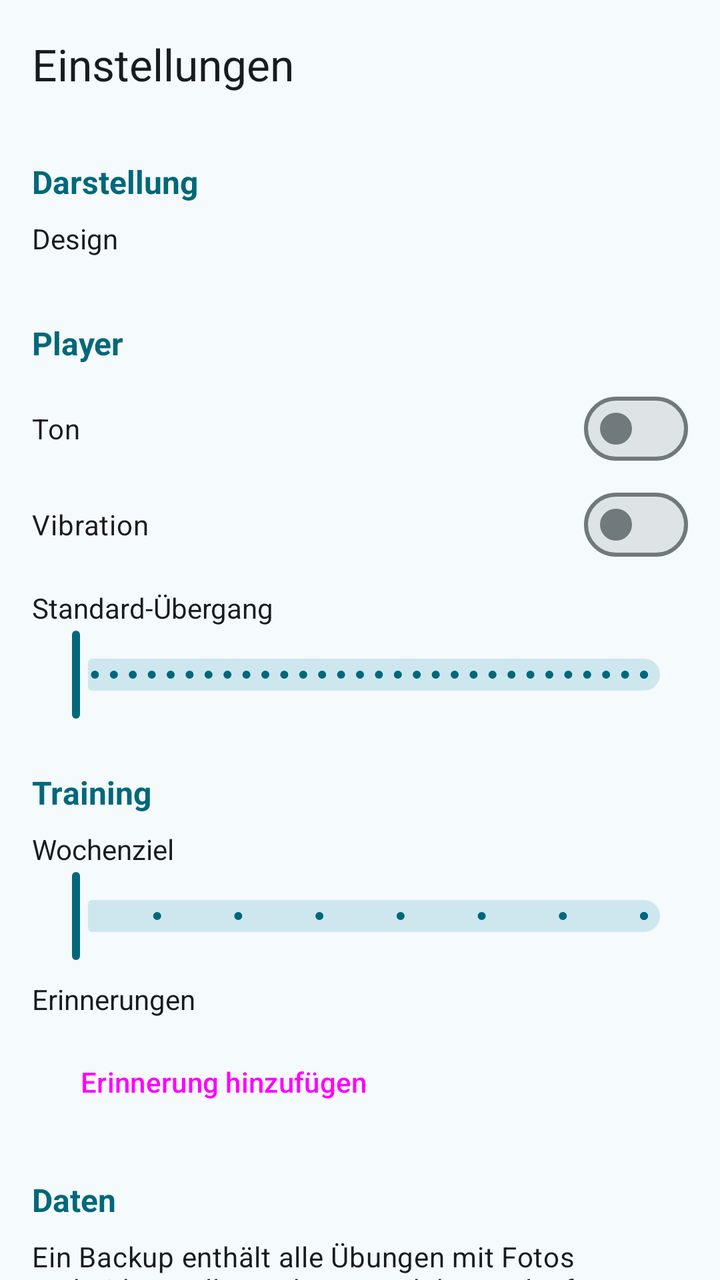
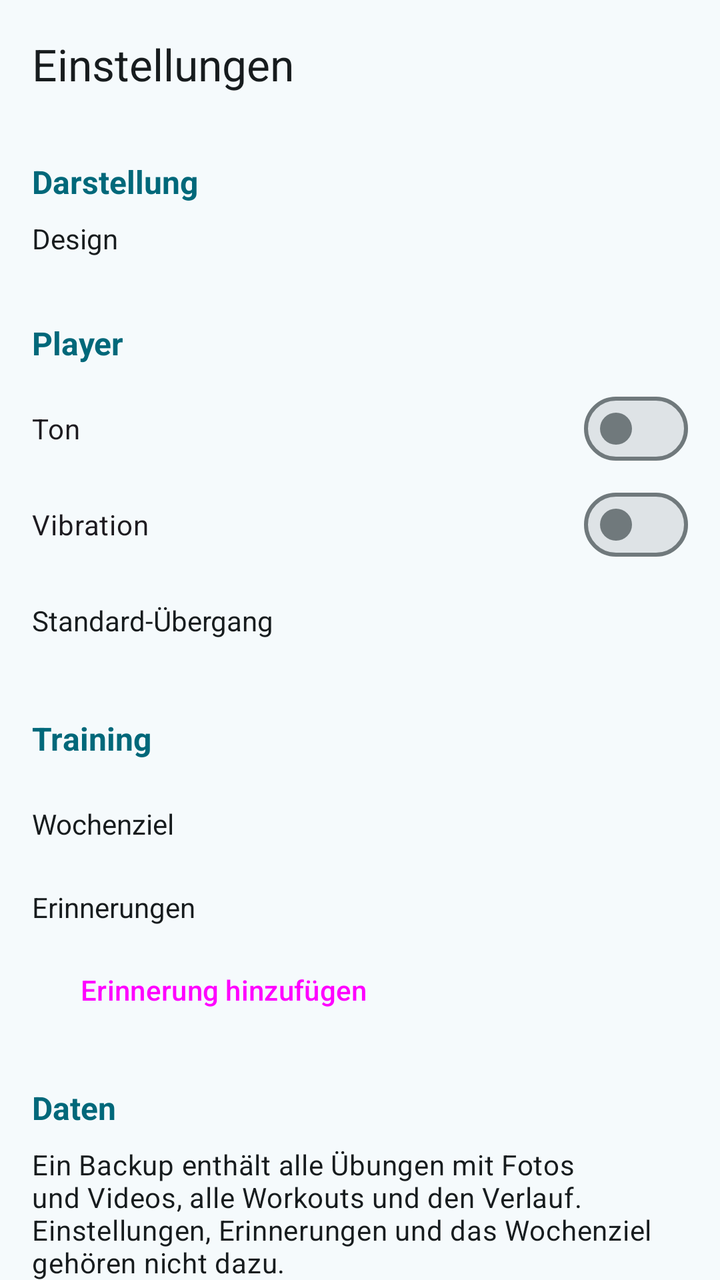

Two renders of the same Android screen: before a commit and after it. Below are the layout's source before the change and the commit's diff.
<!-- AndroidManifest.xml: application theme Theme.Workout -->
<!-- res/layout/fragment_settings.xml -->
<?xml version="1.0" encoding="utf-8"?>
<LinearLayout xmlns:android="http://schemas.android.com/apk/res/android"
    xmlns:app="http://schemas.android.com/apk/res-auto"
    android:layout_width="match_parent"
    android:layout_height="match_parent"
    android:orientation="vertical">

    <com.google.android.material.appbar.MaterialToolbar
        android:id="@+id/toolbar"
        android:layout_width="match_parent"
        android:layout_height="?attr/actionBarSize"
        app:title="@string/einstellungen"/>

    <androidx.core.widget.NestedScrollView
        android:layout_width="match_parent"
        android:layout_height="match_parent">

        <LinearLayout
            android:layout_width="match_parent"
            android:layout_height="wrap_content"
            android:orientation="vertical"
            android:padding="16dp">

            <TextView
                android:id="@+id/txtAppearanceHeading"
                android:layout_width="wrap_content"
                android:layout_height="wrap_content"
                android:layout_marginBottom="8dp"
                android:text="@string/darstellung"
                android:textColor="?attr/colorPrimary"
                android:textSize="16sp"
                android:textStyle="bold"/>

            <TextView
                android:layout_width="wrap_content"
                android:layout_height="wrap_content"
                android:layout_marginBottom="8dp"
                android:labelFor="@id/groupDesign"
                android:text="@string/design"/>

            <com.google.android.material.button.MaterialButtonToggleGroup
                android:id="@+id/groupDesign"
                android:layout_width="match_parent"
                android:layout_height="wrap_content"
                android:layout_marginBottom="24dp"
                app:selectionRequired="true"
                app:singleSelection="true">

                <Button
                    android:id="@+id/btnDesignSystem"
                    style="?attr/materialButtonOutlinedStyle"
                    android:layout_width="0dp"
                    android:layout_height="wrap_content"
                    android:layout_weight="1"
                    android:text="@string/design_system"/>

                <Button
                    android:id="@+id/btnDesignLight"
                    style="?attr/materialButtonOutlinedStyle"
                    android:layout_width="0dp"
                    android:layout_height="wrap_content"
                    android:layout_weight="1"
                    android:text="@string/design_hell"/>

                <Button
                    android:id="@+id/btnDesignDark"
                    style="?attr/materialButtonOutlinedStyle"
                    android:layout_width="0dp"
                    android:layout_height="wrap_content"
                    android:layout_weight="1"
                    android:text="@string/design_dunkel"/>
            </com.google.android.material.button.MaterialButtonToggleGroup>

            <TextView
                android:id="@+id/txtPlayerHeading"
                android:layout_width="wrap_content"
                android:layout_height="wrap_content"
                android:layout_marginBottom="8dp"
                android:text="@string/player"
                android:textColor="?attr/colorPrimary"
                android:textSize="16sp"
                android:textStyle="bold"/>

            <com.google.android.material.materialswitch.MaterialSwitch
                android:id="@+id/switchSound"
                android:layout_width="match_parent"
                android:layout_height="wrap_content"
                android:minHeight="48dp"
                android:text="@string/ton"/>

            <com.google.android.material.materialswitch.MaterialSwitch
                android:id="@+id/switchVibration"
                android:layout_width="match_parent"
                android:layout_height="wrap_content"
                android:minHeight="48dp"
                android:text="@string/vibration"/>

            <LinearLayout
                android:layout_width="match_parent"
                android:layout_height="wrap_content"
                android:layout_marginTop="8dp"
                android:orientation="horizontal">

                <TextView
                    android:id="@+id/txtDefaultTransitionLabel"
                    android:layout_width="0dp"
                    android:layout_height="wrap_content"
                    android:layout_weight="1"
                    android:labelFor="@id/sliderDefaultTransition"
                    android:text="@string/standard_uebergang"/>

                <TextView
                    android:id="@+id/txtDefaultTransition"
                    android:layout_width="wrap_content"
                    android:layout_height="wrap_content"
                    android:textAppearance="?attr/textAppearanceBodyMedium"/>
            </LinearLayout>

            <com.google.android.material.slider.Slider
                android:id="@+id/sliderDefaultTransition"
                android:layout_width="match_parent"
                android:layout_height="wrap_content"
                android:contentDescription="@string/standard_uebergang"
                android:stepSize="1"
                android:valueFrom="0"
                android:valueTo="30"/>

            <TextView
                android:id="@+id/txtTrainingHeading"
                android:layout_width="wrap_content"
                android:layout_height="wrap_content"
                android:layout_marginTop="24dp"
                android:layout_marginBottom="8dp"
                android:text="@string/training"
                android:textColor="?attr/colorPrimary"
                android:textSize="16sp"
                android:textStyle="bold"/>

            <LinearLayout
                android:layout_width="match_parent"
                android:layout_height="wrap_content"
                android:orientation="horizontal">

                <TextView
                    android:layout_width="0dp"
                    android:layout_height="wrap_content"
                    android:layout_weight="1"
                    android:labelFor="@id/sliderWeeklyGoal"
                    android:text="@string/wochenziel"/>

                <TextView
                    android:id="@+id/txtWeeklyGoal"
                    android:layout_width="wrap_content"
                    android:layout_height="wrap_content"
                    android:textAppearance="?attr/textAppearanceBodyMedium"/>
            </LinearLayout>

            
            <com.google.android.material.slider.Slider
                android:id="@+id/sliderWeeklyGoal"
                android:layout_width="match_parent"
                android:layout_height="wrap_content"
                android:contentDescription="@string/wochenziel"
                android:stepSize="1"
                android:valueFrom="0"
                android:valueTo="7"/>

            <TextView
                android:layout_width="wrap_content"
                android:layout_height="wrap_content"
                android:layout_marginTop="8dp"
                android:text="@string/erinnerungen"/>

            
            <LinearLayout
                android:id="@+id/groupNotificationsOff"
                android:layout_width="match_parent"
                android:layout_height="wrap_content"
                android:layout_marginTop="8dp"
                android:gravity="center_vertical"
                android:orientation="horizontal"
                android:visibility="gone">

                <TextView
                    android:layout_width="0dp"
                    android:layout_height="wrap_content"
                    android:layout_weight="1"
                    android:text="@string/benachrichtigungen_aus"
                    android:textAppearance="?attr/textAppearanceBodySmall"
                    android:textColor="?attr/colorError"/>

                <Button
                    android:id="@+id/btnNotificationSettings"
                    style="?attr/borderlessButtonStyle"
                    android:layout_width="wrap_content"
                    android:layout_height="wrap_content"
                    android:text="@string/benachrichtigungen_erlauben"/>
            </LinearLayout>

            
            <LinearLayout
                android:id="@+id/listReminders"
                android:layout_width="match_parent"
                android:layout_height="wrap_content"
                android:orientation="vertical"/>

            <Button
                android:id="@+id/btnAddReminder"
                style="?attr/materialButtonOutlinedStyle"
                android:layout_width="wrap_content"
                android:layout_height="wrap_content"
                android:layout_marginTop="8dp"
                android:text="@string/erinnerung_hinzufuegen"
                app:icon="@drawable/ic_add"/>

            <TextView
                android:id="@+id/txtDataHeading"
                android:layout_width="wrap_content"
                android:layout_height="wrap_content"
                android:layout_marginTop="24dp"
                android:layout_marginBottom="8dp"
                android:text="@string/daten"
                android:textColor="?attr/colorPrimary"
                android:textSize="16sp"
                android:textStyle="bold"/>

            <TextView
                android:layout_width="match_parent"
                android:layout_height="wrap_content"
                android:layout_marginBottom="8dp"
                android:text="@string/daten_erklaerung"
                android:textAppearance="?attr/textAppearanceBodyMedium"/>

            <LinearLayout
                android:layout_width="match_parent"
                android:layout_height="wrap_content"
                android:orientation="horizontal">

                <Button
                    android:id="@+id/btnExport"
                    style="?attr/materialButtonOutlinedStyle"
                    android:layout_width="0dp"
                    android:layout_height="wrap_content"
                    android:layout_marginEnd="8dp"
                    android:layout_weight="1"
                    android:text="@string/exportieren"/>

                <Button
                    android:id="@+id/btnImport"
                    style="?attr/materialButtonOutlinedStyle"
                    android:layout_width="0dp"
                    android:layout_height="wrap_content"
                    android:layout_weight="1"
                    android:text="@string/importieren"/>
            </LinearLayout>

            <com.google.android.material.progressindicator.LinearProgressIndicator
                android:id="@+id/progressBackup"
                android:layout_width="match_parent"
                android:layout_height="wrap_content"
                android:layout_marginTop="8dp"
                android:indeterminate="true"
                android:visibility="gone"/>
        </LinearLayout>
    </androidx.core.widget.NestedScrollView>
</LinearLayout>
<!-- resources referenced by this layout -->
<resources>
  <!-- drawable ic_add (drawable) -->
  <vector xmlns:android="http://schemas.android.com/apk/res/android"
      android:width="24dp"
      android:height="24dp"
      android:viewportWidth="24"
      android:viewportHeight="24">
      <path
          android:fillColor="#FFFFFFFF"
          android:pathData="M19,13h-6v6h-2v-6H5v-2h6V5h2v6h6v2z"/>
  </vector>
  <string name="benachrichtigungen_aus">Benachrichtigungen sind nicht erlaubt, deshalb bleiben die Erinnerungen stumm.</string>
  <string name="benachrichtigungen_erlauben">Erlauben</string>
  <string name="darstellung">Darstellung</string>
  <string name="daten">Daten</string>
  <string name="daten_erklaerung">Ein Backup enthält alle Übungen mit Fotos und Videos, alle Workouts und den Verlauf. Einstellungen, Erinnerungen und das Wochenziel gehören nicht dazu.</string>
  <string name="design">Design</string>
  <string name="design_dunkel">Dunkel</string>
  <string name="design_hell">Hell</string>
  <string name="design_system">System</string>
  <string name="einstellungen">Einstellungen</string>
  <string name="erinnerung_hinzufuegen">Erinnerung hinzufügen</string>
  <string name="erinnerungen">Erinnerungen</string>
  <string name="exportieren">Exportieren</string>
  <string name="importieren">Importieren</string>
  <string name="player">Player</string>
  <string name="standard_uebergang">Standard-Übergang</string>
  <string name="ton">Ton</string>
  <string name="training">Training</string>
  <string name="vibration">Vibration</string>
  <string name="wochenziel">Wochenziel</string>
  <style name="Theme.Workout" parent="Base.Theme.Workout" />
  <color name="primary">#00687A</color>
  <color name="on_primary">#FFFFFF</color>
  <color name="primary_container">#ACEDFF</color>
  <color name="on_primary_container">#001F26</color>
  <color name="primary_inverse">#84D2E7</color>
  <color name="secondary">#4B6269</color>
  <color name="on_secondary">#FFFFFF</color>
  <color name="secondary_container">#CEE7EF</color>
  <color name="on_secondary_container">#061F25</color>
  <color name="tertiary">#565D7E</color>
  <color name="on_tertiary">#FFFFFF</color>
  <color name="tertiary_container">#DDE1FF</color>
  <color name="on_tertiary_container">#131A37</color>
  <color name="error">#BA1A1A</color>
  <color name="on_error">#FFFFFF</color>
  <color name="error_container">#FFDAD6</color>
  <color name="on_error_container">#410002</color>
  <color name="surface">#F5FAFC</color>
  <color name="on_surface">#171C1E</color>
  <color name="surface_variant">#DBE4E7</color>
  <color name="on_surface_variant">#3F484B</color>
  <color name="surface_inverse">#2B3133</color>
  <color name="on_surface_inverse">#ECF2F4</color>
  <color name="surface_dim">#D5DBDD</color>
  <color name="surface_bright">#F5FAFC</color>
  <color name="surface_container_lowest">#FFFFFF</color>
  <color name="surface_container_low">#EFF4F7</color>
  <color name="surface_container">#E9EFF1</color>
  <color name="surface_container_high">#E3E9EB</color>
  <color name="surface_container_highest">#DEE3E6</color>
  <color name="outline">#70797C</color>
  <color name="outline_variant">#BFC8CB</color>
  <!-- unchanged entries left out for length: 1 -->
</resources>

<!-- the commit's change to res/layout/fragment_settings.xml (unified diff, before → after) -->
@@ -95,35 +95,31 @@
                 android:minHeight="48dp"
                 android:text="@string/vibration"/>
 
-            <LinearLayout
-                android:layout_width="match_parent"
-                android:layout_height="wrap_content"
-                android:layout_marginTop="8dp"
+            
+            <LinearLayout
+                android:id="@+id/rowDefaultTransition"
+                android:layout_width="match_parent"
+                android:layout_height="wrap_content"
+                android:background="?attr/selectableItemBackground"
+                android:clickable="true"
+                android:focusable="true"
+                android:gravity="center_vertical"
+                android:minHeight="48dp"
                 android:orientation="horizontal">
 
                 <TextView
-                    android:id="@+id/txtDefaultTransitionLabel"
-                    android:layout_width="0dp"
-                    android:layout_height="wrap_content"
-                    android:layout_weight="1"
-                    android:labelFor="@id/sliderDefaultTransition"
+                    android:layout_width="0dp"
+                    android:layout_height="wrap_content"
+                    android:layout_weight="1"
                     android:text="@string/standard_uebergang"/>
 
                 <TextView
                     android:id="@+id/txtDefaultTransition"
                     android:layout_width="wrap_content"
                     android:layout_height="wrap_content"
-                    android:textAppearance="?attr/textAppearanceBodyMedium"/>
-            </LinearLayout>
-
-            <com.google.android.material.slider.Slider
-                android:id="@+id/sliderDefaultTransition"
-                android:layout_width="match_parent"
-                android:layout_height="wrap_content"
-                android:contentDescription="@string/standard_uebergang"
-                android:stepSize="1"
-                android:valueFrom="0"
-                android:valueTo="30"/>
+                    android:textAppearance="?attr/textAppearanceBodyMedium"
+                    android:textColor="?attr/colorPrimary"/>
+            </LinearLayout>
 
             <TextView
                 android:id="@+id/txtTrainingHeading"
@@ -136,34 +132,31 @@
                 android:textSize="16sp"
                 android:textStyle="bold"/>
 
-            <LinearLayout
-                android:layout_width="match_parent"
-                android:layout_height="wrap_content"
+            
+            <LinearLayout
+                android:id="@+id/rowWeeklyGoal"
+                android:layout_width="match_parent"
+                android:layout_height="wrap_content"
+                android:background="?attr/selectableItemBackground"
+                android:clickable="true"
+                android:focusable="true"
+                android:gravity="center_vertical"
+                android:minHeight="48dp"
                 android:orientation="horizontal">
 
                 <TextView
                     android:layout_width="0dp"
                     android:layout_height="wrap_content"
                     android:layout_weight="1"
-                    android:labelFor="@id/sliderWeeklyGoal"
                     android:text="@string/wochenziel"/>
 
                 <TextView
                     android:id="@+id/txtWeeklyGoal"
                     android:layout_width="wrap_content"
                     android:layout_height="wrap_content"
-                    android:textAppearance="?attr/textAppearanceBodyMedium"/>
-            </LinearLayout>
-
-            
-            <com.google.android.material.slider.Slider
-                android:id="@+id/sliderWeeklyGoal"
-                android:layout_width="match_parent"
-                android:layout_height="wrap_content"
-                android:contentDescription="@string/wochenziel"
-                android:stepSize="1"
-                android:valueFrom="0"
-                android:valueTo="7"/>
+                    android:textAppearance="?attr/textAppearanceBodyMedium"
+                    android:textColor="?attr/colorPrimary"/>
+            </LinearLayout>
 
             <TextView
                 android:layout_width="wrap_content"
